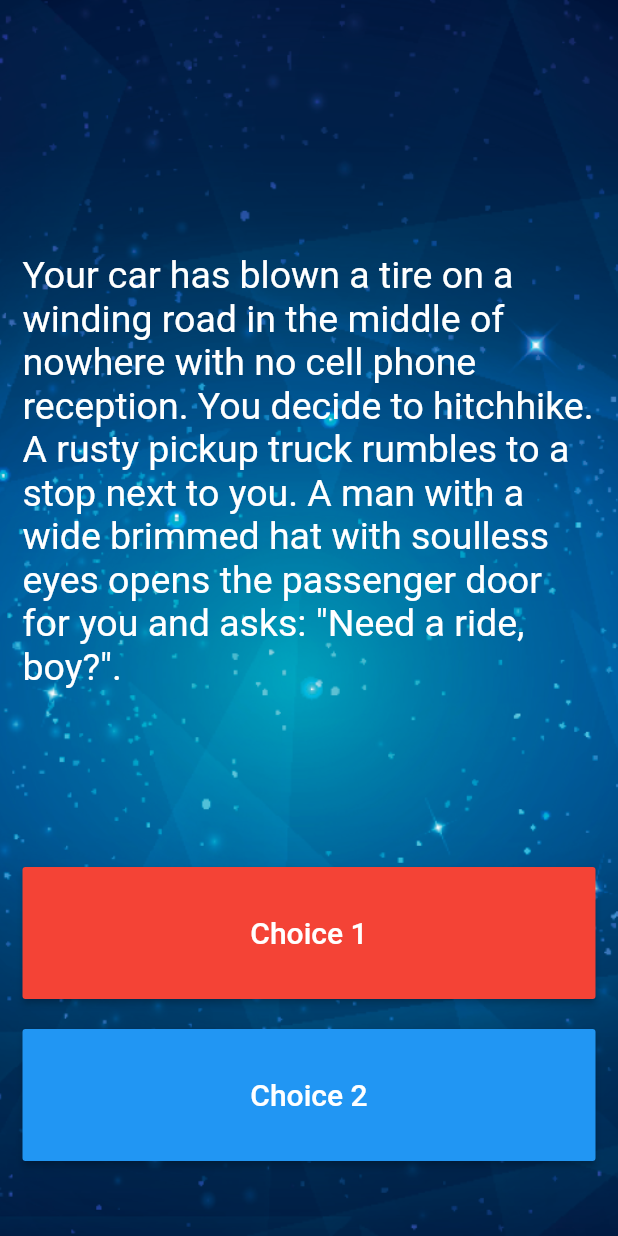
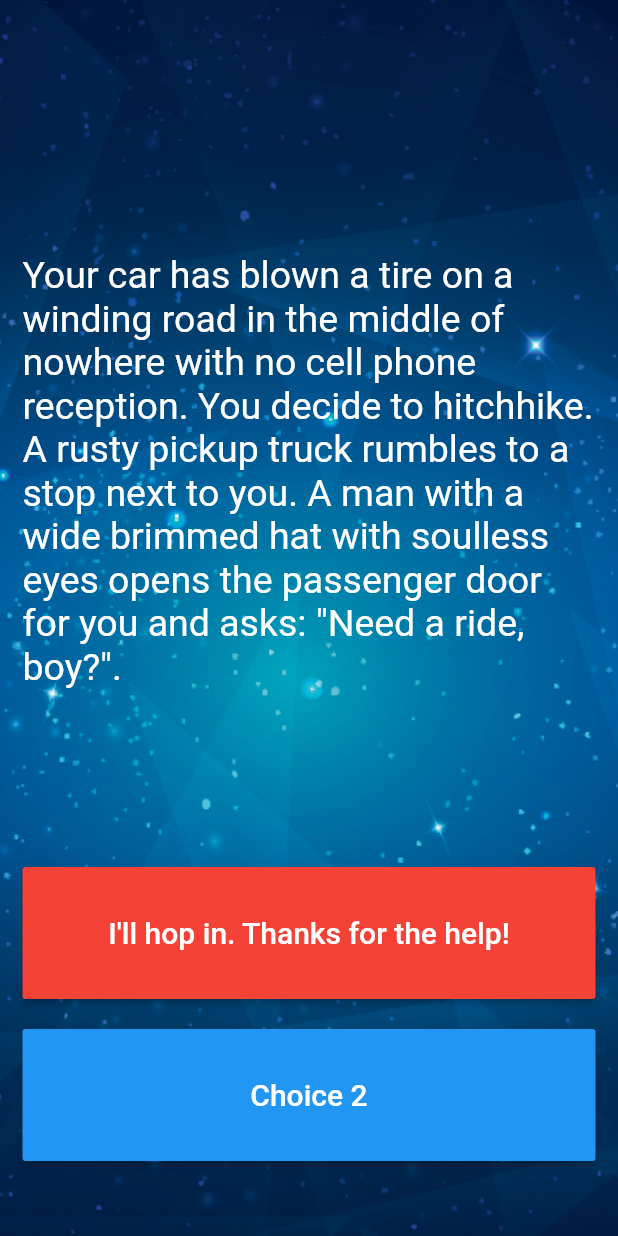
Before and after one commit to G1Joshi/destiny, a Flutter app: the screen it shows after launch, on a phone screen of 412 x 824 dp. Run offline on Flutter 3.47's test engine with Material 2 defaults, Android fonts, the light colour scheme and no system bars.

Commit message:
complete step 13

```diff
--- a/lib/main.dart
+++ b/lib/main.dart
@@ -58,8 +58,7 @@ class _StoryPageState extends State<StoryPage> {
                   },
                   color: Colors.red,
                   child: Text(
-                    //TODO: Step 13 - Use the storyBrain to get the text for choice 1.
-                    'Choice 1',
+                    storyBrain.getChoice1(),
                     style: TextStyle(
                       fontSize: 20.0,
                     ),
```
